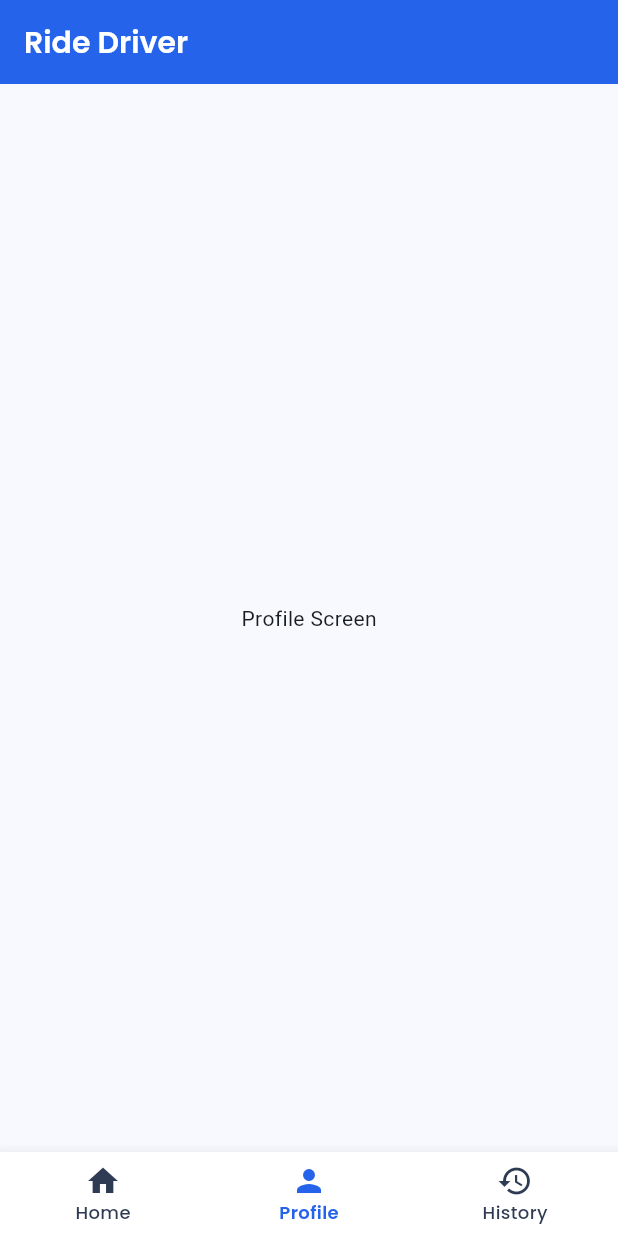
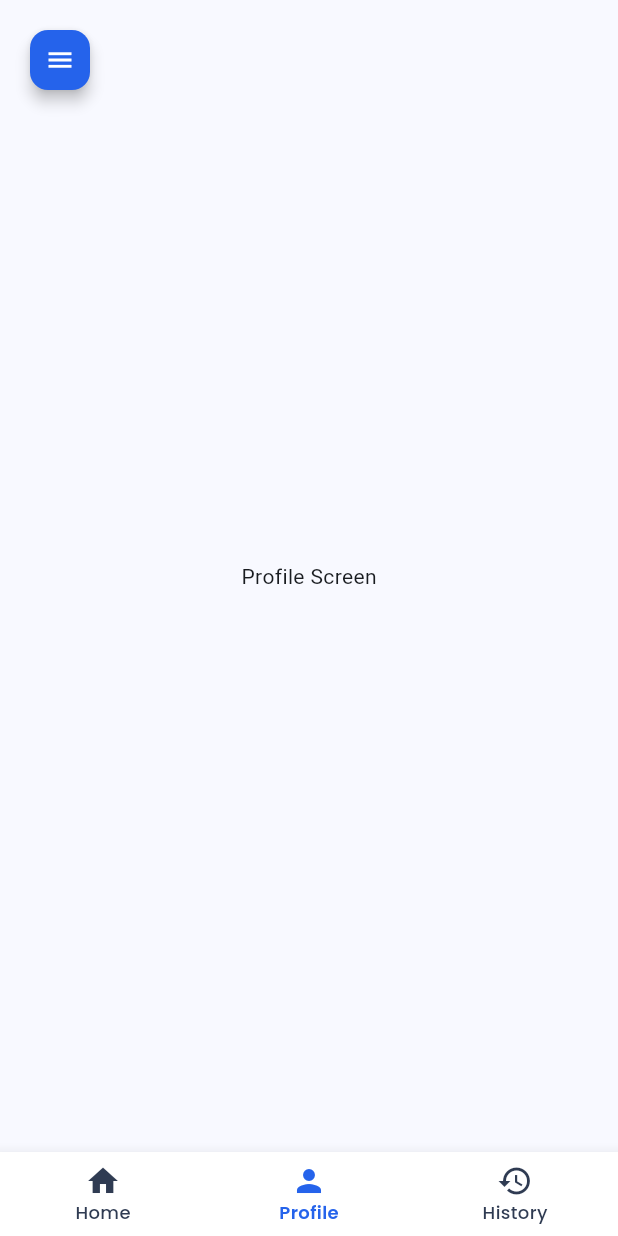
Before and after one commit to Ditronics-Tz/ride_driver, a Flutter app: the HomeScreen screen opened by its route, item 2 of the bottom bar chosen, on a phone screen of 412 x 824 dp. Run offline on Flutter 3.47's test engine with Material 3 defaults, Android fonts, the phone set to English and light mode, and no system bars; our stand-ins replace awesome_snackbar_content, flutter_map, flutter_riverpod, form_validator, geocoding, geolocator and 4 more.

Commit message:
Refactor HomeScreen to remove AppBar, add Drawer for navigation, and implement FloatingActionButton for menu access

```diff
--- a/lib/Screens/home_screen.dart
+++ b/lib/Screens/home_screen.dart
@@ -1,7 +1,7 @@
 import 'package:flutter/material.dart';
 import '../wigdets/map_view.dart';
 import '../wigdets/bottom_nav.dart';
-import '../core/theme.dart'; // Add this import
+import '../core/theme.dart';
 
 class HomeScreen extends StatefulWidget {
   const HomeScreen({super.key});
@@ -12,6 +12,7 @@ class HomeScreen extends StatefulWidget {
 
 class _HomeScreenState extends State<HomeScreen> {
   int _currentIndex = 0;
+  final GlobalKey<ScaffoldState> _scaffoldKey = GlobalKey<ScaffoldState>();
 
   final List<Widget> _screens = [
     const MapView(), // Home tab shows the map
@@ -28,21 +29,155 @@ class _HomeScreenState extends State<HomeScreen> {
   @override
   Widget build(BuildContext context) {
     return Scaffold(
-      appBar: AppBar(
-        title: Text(
-          'Ride Driver',
-          style: AppTextStyles.poppins(
-            fontSize: 20,
-            fontWeight: FontWeight.w600,
-            color: AppColors.textWhite,
+      key: _scaffoldKey,
+      // Remove the AppBar completely
+      body: Stack(
+        children: [
+          // Main content
+          _screens[_currentIndex],
+
+          // Floating hamburger menu button
+          Positioned(
+            top:
+                MediaQuery.of(context).padding.top +
+                16, // Account for status bar
+            left: 16,
+            child: FloatingActionButton.small(
+              onPressed: () {
+                _scaffoldKey.currentState?.openDrawer();
+              },
+              backgroundColor: AppColors.primaryBlue,
+              foregroundColor: AppColors.textWhite,
+              elevation: 4,
+              child: const Icon(Icons.menu, size: 20),
+            ),
           ),
+        ],
+      ),
+
+      // Drawer for navigation menu
+      drawer: Drawer(
+        backgroundColor: AppColors.backgroundWhite,
+        child: ListView(
+          padding: EdgeInsets.zero,
+          children: [
+            DrawerHeader(
+              decoration: const BoxDecoration(
+                gradient: AppColors.primaryGradient,
+              ),
+              child: Column(
+                crossAxisAlignment: CrossAxisAlignment.start,
+                mainAxisAlignment: MainAxisAlignment.end,
+                children: [
+                  CircleAvatar(
+                    radius: 30,
+                    backgroundColor: AppColors.textWhite,
+                    child: Icon(
+                      Icons.person,
+                      size: 30,
+                      color: AppColors.primaryBlue,
+                    ),
+                  ),
+                  const SizedBox(height: 12),
+                  Text(
+                    'Driver Name',
+                    style: AppTextStyles.poppins(
+                      fontSize: 18,
+                      fontWeight: FontWeight.w600,
+                      color: AppColors.textWhite,
+                    ),
+                  ),
+                  Text(
+                    'Online',
+                    style: AppTextStyles.poppins(
+                      fontSize: 14,
+                      fontWeight: FontWeight.w400,
+                      color: AppColors.textWhite.withOpacity(0.8),
+                    ),
+                  ),
+                ],
+              ),
+            ),
+            ListTile(
+              leading: Icon(Icons.home, color: AppColors.primaryBlue),
+              title: Text(
+                'Home',
+                style: AppTextStyles.poppins(
+                  fontSize: 16,
+                  fontWeight: FontWeight.w500,
+                  color: AppColors.textPrimary,
+                ),
+              ),
+              onTap: () {
+                Navigator.pop(context);
+                _onTabTapped(0);
+              },
+            ),
+            ListTile(
+              leading: Icon(Icons.person, color: AppColors.primaryBlue),
+              title: Text(
+                'Profile',
+                style: AppTextStyles.poppins(
+                  fontSize: 16,
+                  fontWeight: FontWeight.w500,
+                  color: AppColors.textPrimary,
+                ),
+              ),
+              onTap: () {
+                Navigator.pop(context);
+                _onTabTapped(1);
+              },
+            ),
+            ListTile(
+              leading: Icon(Icons.history, color: AppColors.primaryBlue),
+              title: Text(
+                'History',
+                style: AppTextStyles.poppins(
+                  fontSize: 16,
+                  fontWeight: FontWeight.w500,
+                  color: AppColors.textPrimary,
+                ),
+              ),
+              onTap: () {
+                Navigator.pop(context);
+                _onTabTapped(2);
+              },
+            ),
+            const Divider(),
+            ListTile(
+              leading: Icon(Icons.settings, color: AppColors.textSecondary),
+              title: Text(
+                'Settings',
+                style: AppTextStyles.poppins(
+                  fontSize: 16,
+                  fontWeight: FontWeight.w500,
+                  color: AppColors.textPrimary,
+                ),
+              ),
+              onTap: () {
+                Navigator.pop(context);
+                // Add settings navigation
+              },
+            ),
+            ListTile(
+              leading: Icon(Icons.logout, color: AppColors.error),
+              title: Text(
+                'Logout',
+                style: AppTextStyles.poppins(
+                  fontSize: 16,
+                  fontWeight: FontWeight.w500,
+                  color: AppColors.textPrimary,
+                ),
+              ),
+              onTap: () {
+                Navigator.pop(context);
+                // Add logout functionality
+              },
+            ),
+          ],
         ),
-        backgroundColor: AppColors.primaryBlue, // Use theme color
-        foregroundColor: AppColors.textWhite, // Use theme color
-        automaticallyImplyLeading: false, // This removes the back button
-        elevation: 0,
       ),
-      body: _screens[_currentIndex],
+
       bottomNavigationBar: BottomNav(
         currentIndex: _currentIndex,
         onTap: _onTabTapped,
```
Also changed, not shown: lib/navigation/main_navigation.dart (deleted), lib/wigdets/navigation_drawer.dart (added).
